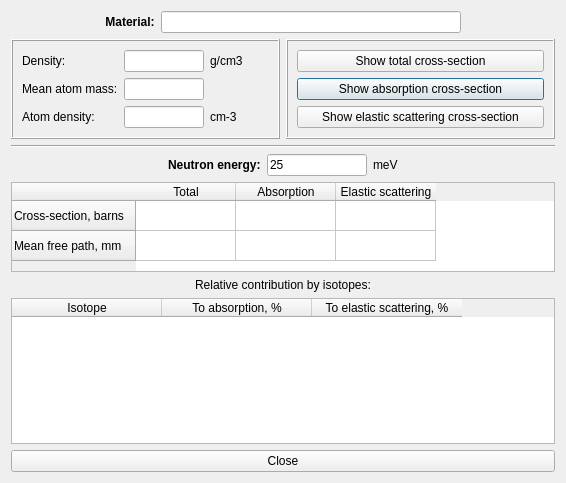
Old version of the form src/gui/aneutroninfodialog.ui in the repository andrmor/ANTS2.
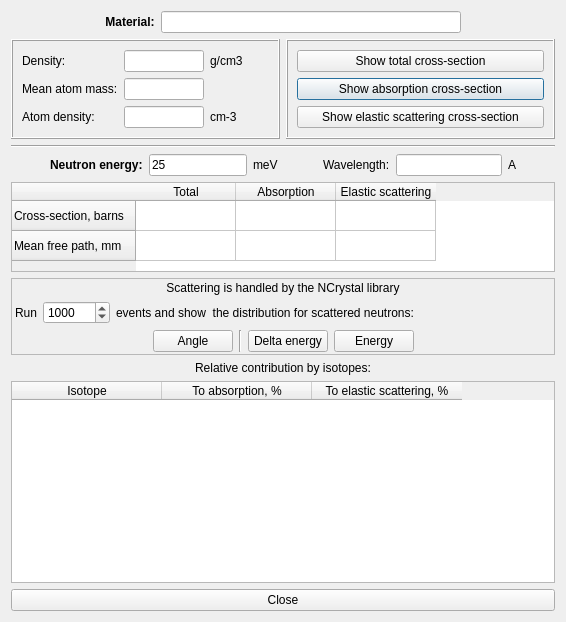
New version of the form.

```diff
--- a/src/gui/aneutroninfodialog.ui
+++ b/src/gui/aneutroninfodialog.ui
@@ -7,7 +7,7 @@
     <x>0</x>
     <y>0</y>
     <width>566</width>
-    <height>483</height>
+    <height>622</height>
    </rect>
   </property>
   <property name="windowTitle">
@@ -297,6 +297,36 @@
        </property>
       </spacer>
      </item>
+     <item>
+      <widget class="QLabel" name="label_7">
+       <property name="text">
+        <string>Wavelength:</string>
+       </property>
+      </widget>
+     </item>
+     <item>
+      <widget class="QLineEdit" name="ledWave"/>
+     </item>
+     <item>
+      <widget class="QLabel" name="label_6">
+       <property name="text">
+        <string>A</string>
+       </property>
+      </widget>
+     </item>
+     <item>
+      <spacer name="horizontalSpacer_8">
+       <property name="orientation">
+        <enum>Qt::Horizontal</enum>
+       </property>
+       <property name="sizeHint" stdset="0">
+        <size>
+         <width>40</width>
+         <height>20</height>
+        </size>
+       </property>
+      </spacer>
+     </item>
     </layout>
    </item>
    <item>
@@ -346,6 +376,151 @@
      </column>
     </widget>
    </item>
+   <item>
+    <widget class="QFrame" name="frNCrystal">
+     <property name="minimumSize">
+      <size>
+       <width>0</width>
+       <height>0</height>
+      </size>
+     </property>
+     <property name="frameShape">
+      <enum>QFrame::StyledPanel</enum>
+     </property>
+     <property name="frameShadow">
+      <enum>QFrame::Raised</enum>
+     </property>
+     <layout class="QVBoxLayout" name="verticalLayout_2">
+      <property name="leftMargin">
+       <number>3</number>
+      </property>
+      <property name="topMargin">
+       <number>2</number>
+      </property>
+      <property name="rightMargin">
+       <number>3</number>
+      </property>
+      <property name="bottomMargin">
+       <number>2</number>
+      </property>
+      <item>
+       <widget class="QLabel" name="label_3">
+        <property name="text">
+         <string>Scattering is handled by the NCrystal library</string>
+        </property>
+        <property name="alignment">
+         <set>Qt::AlignCenter</set>
+        </property>
+       </widget>
+      </item>
+      <item>
+       <layout class="QHBoxLayout" name="horizontalLayout_4">
+        <item>
+         <widget class="QLabel" name="label_4">
+          <property name="text">
+           <string>Run</string>
+          </property>
+         </widget>
+        </item>
+        <item>
+         <widget class="QSpinBox" name="sbNCrystal_events">
+          <property name="minimum">
+           <number>1</number>
+          </property>
+          <property name="maximum">
+           <number>10000000</number>
+          </property>
+          <property name="singleStep">
+           <number>1</number>
+          </property>
+          <property name="value">
+           <number>1000</number>
+          </property>
+         </widget>
+        </item>
+        <item>
+         <widget class="QLabel" name="label_5">
+          <property name="text">
+           <string>events and show  the distribution for scattered neutrons:</string>
+          </property>
+         </widget>
+        </item>
+        <item>
+         <spacer name="horizontalSpacer_6">
+          <property name="orientation">
+           <enum>Qt::Horizontal</enum>
+          </property>
+          <property name="sizeHint" stdset="0">
+           <size>
+            <width>40</width>
+            <height>20</height>
+           </size>
+          </property>
+         </spacer>
+        </item>
+       </layout>
+      </item>
+      <item>
+       <layout class="QHBoxLayout" name="horizontalLayout_5">
+        <item>
+         <spacer name="horizontalSpacer_5">
+          <property name="orientation">
+           <enum>Qt::Horizontal</enum>
+          </property>
+          <property name="sizeHint" stdset="0">
+           <size>
+            <width>40</width>
+            <height>20</height>
+           </size>
+          </property>
+         </spacer>
+        </item>
+        <item>
+         <widget class="QPushButton" name="pbNCrystal_Angle">
+          <property name="text">
+           <string>Angle</string>
+          </property>
+         </widget>
+        </item>
+        <item>
+         <widget class="Line" name="line">
+          <property name="orientation">
+           <enum>Qt::Vertical</enum>
+          </property>
+         </widget>
+        </item>
+        <item>
+         <widget class="QPushButton" name="pbNCrystal_DeltaEnergy">
+          <property name="text">
+           <string>Delta energy</string>
+          </property>
+         </widget>
+        </item>
+        <item>
+         <widget class="QPushButton" name="pbNCrystal_Energy">
+          <property name="text">
+           <string>Energy</string>
+          </property>
+         </widget>
+        </item>
+        <item>
+         <spacer name="horizontalSpacer_7">
+          <property name="orientation">
+           <enum>Qt::Horizontal</enum>
+          </property>
+          <property name="sizeHint" stdset="0">
+           <size>
+            <width>40</width>
+            <height>20</height>
+           </size>
+          </property>
+         </spacer>
+        </item>
+       </layout>
+      </item>
+     </layout>
+    </widget>
+   </item>
    <item>
     <widget class="QLabel" name="label_20">
      <property name="text">
```
